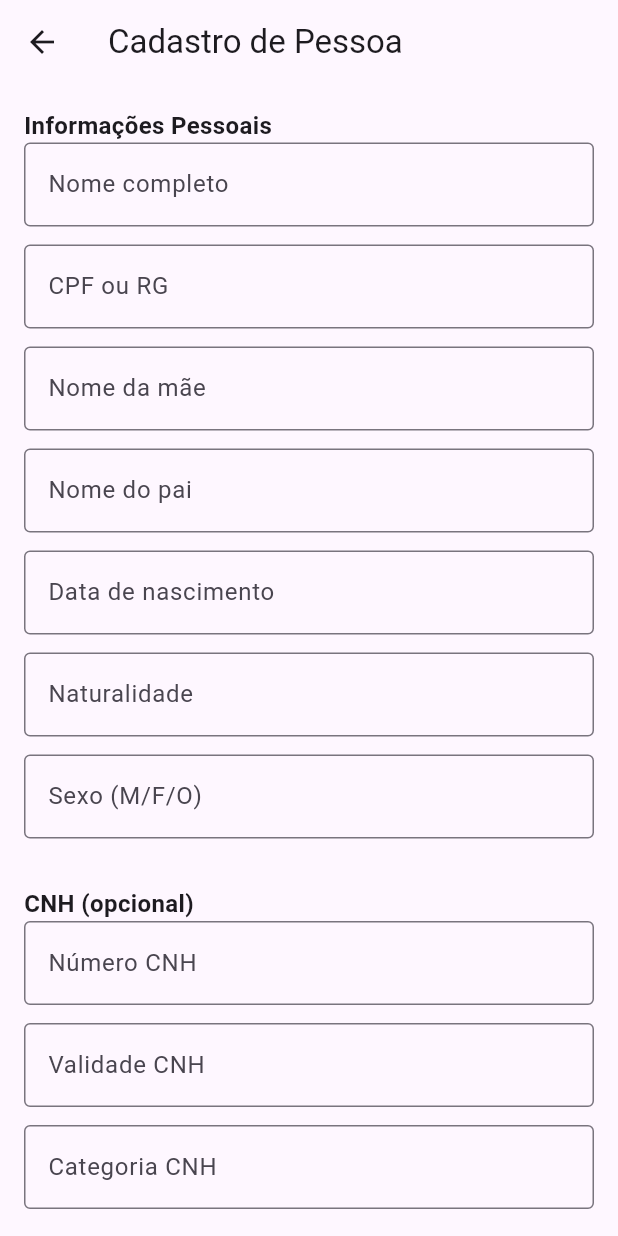
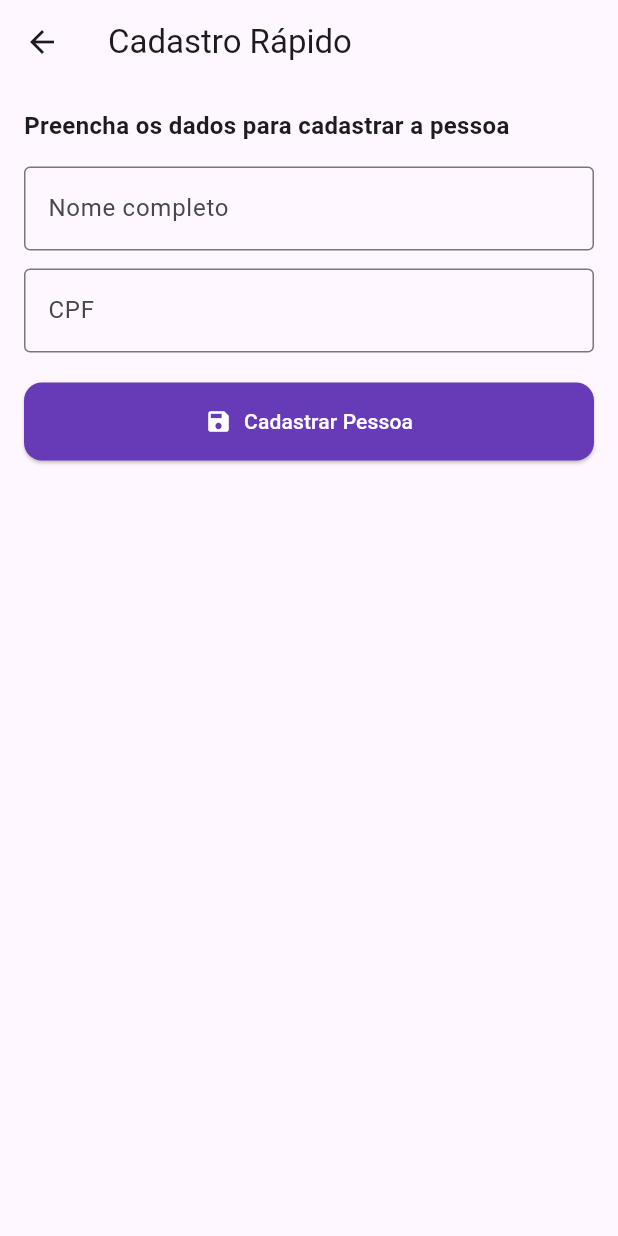
Before and after one commit to tiringa1313/note, a Flutter app: the CadastroPessoaPage screen opened directly with empty values, on a phone screen of 412 x 824 dp. Run offline on Flutter 3.47's test engine with Material 3 defaults, Android fonts, the light colour scheme and no system bars; our stand-ins replace flutter_dotenv, font_awesome_flutter, image_picker, shared_preferences, sqflite, sqflite_common_ffi; missing offline and left inert: aws_dynamodb_api, aws_s3_api, aws_signature_v4, graphview; accounts and stored records are empty.

```diff
--- a/lib/services/face_service.dart
+++ b/lib/services/face_service.dart
@@ -42,6 +42,7 @@ class FaceService {
 
       final request = http.MultipartRequest('POST', uri)
         ..fields['nome'] = pessoa.nome
+        ..fields['cpf'] = pessoa.documentoIdentificacao
         ..files.add(await http.MultipartFile.fromPath(
           'file',
           image.path,
--- a/lib/views/pessoa/cadastro_pessoa_page.dart
+++ b/lib/views/pessoa/cadastro_pessoa_page.dart
@@ -1,10 +1,7 @@
 import 'package:flutter/material.dart';
 import 'package:flutter/services.dart';
-import 'package:mask_text_input_formatter/mask_text_input_formatter.dart';
 import 'package:note_gm/models/pessoa.dart';
 import 'package:uuid/uuid.dart';
-
-import '../../utils/upper_case_text_formatter.dart'; // importa aqui
 
 class CadastroPessoaPage extends StatefulWidget {
   final Function(PessoaModel) onSalvar;
@@ -19,127 +16,74 @@ class _CadastroPessoaPageState extends State<CadastroPessoaPage> {
   final _formKey = GlobalKey<FormState>();
 
   final _nomeController = TextEditingController();
-  final _documentoController = TextEditingController();
-  final _nomeMaeController = TextEditingController();
-  final _nomePaiController = TextEditingController();
-  final _dataNascimentoController = TextEditingController();
-  final _naturalidadeController = TextEditingController();
-  final _sexoController = TextEditingController();
-  final _cnhNumeroController = TextEditingController();
-  final _validadeCnhController = TextEditingController();
-  final _categoriaCnhController = TextEditingController();
-  final _telefonesController = TextEditingController();
-  final _enderecoController = TextEditingController();
-  final _alcunhasController = TextEditingController();
-  final _profissaoController = TextEditingController();
-
-  // Máscaras
-  final _dataMask = MaskTextInputFormatter(mask: '##/##/####');
-  final _validadeCnhMask = MaskTextInputFormatter(mask: '##/##/####');
+  final _cpfController = TextEditingController();
 
   @override
   void dispose() {
     _nomeController.dispose();
-    _documentoController.dispose();
-    _nomeMaeController.dispose();
-    _nomePaiController.dispose();
-    _dataNascimentoController.dispose();
-    _naturalidadeController.dispose();
-    _sexoController.dispose();
-    _cnhNumeroController.dispose();
-    _validadeCnhController.dispose();
-    _categoriaCnhController.dispose();
-    _telefonesController.dispose();
-    _enderecoController.dispose();
-    _alcunhasController.dispose();
-    _profissaoController.dispose();
+    _cpfController.dispose();
     super.dispose();
   }
 
   @override
   Widget build(BuildContext context) {
     return Scaffold(
-      appBar: AppBar(title: const Text('Cadastro de Pessoa')),
+      appBar: AppBar(title: const Text('Cadastro Rápido')),
       body: Padding(
         padding: const EdgeInsets.all(16.0),
         child: Form(
           key: _formKey,
           child: ListView(
             children: [
-              const Text('Informações Pessoais',
-                  style: TextStyle(fontSize: 16, fontWeight: FontWeight.bold)),
-              _buildTextField(_nomeController, 'Nome completo',
-                  obrigatorio: true, upperCase: true),
-              _buildTextField(
-                _documentoController,
-                'CPF ou RG',
-                obrigatorio: true,
+              const Text(
+                'Preencha os dados para cadastrar a pessoa',
+                style: TextStyle(fontSize: 16, fontWeight: FontWeight.bold),
+              ),
+              const SizedBox(height: 16),
+              TextFormField(
+                controller: _nomeController,
+                decoration: const InputDecoration(
+                  labelText: 'Nome completo',
+                  border: OutlineInputBorder(),
+                ),
+                inputFormatters: [UpperCaseTextFormatter()],
+                validator: (value) =>
+                    value == null || value.isEmpty ? 'Campo obrigatório' : null,
+              ),
+              const SizedBox(height: 12),
+              TextFormField(
+                controller: _cpfController,
+                decoration: const InputDecoration(
+                  labelText: 'CPF',
+                  border: OutlineInputBorder(),
+                ),
                 inputFormatters: [
                   FilteringTextInputFormatter.digitsOnly,
                   LengthLimitingTextInputFormatter(11),
                 ],
+                validator: (value) =>
+                    value == null || value.isEmpty ? 'Campo obrigatório' : null,
               ),
-              _buildTextField(_nomeMaeController, 'Nome da mãe',
-                  upperCase: true),
-              _buildTextField(_nomePaiController, 'Nome do pai',
-                  upperCase: true),
-              _buildTextField(_dataNascimentoController, 'Data de nascimento',
-                  inputFormatters: [_dataMask]),
-              _buildTextField(_naturalidadeController, 'Naturalidade',
-                  upperCase: true),
-              _buildTextField(_sexoController, 'Sexo (M/F/O)',
-                  upperCase: true, maxLength: 1),
-              const SizedBox(height: 20),
-              const Text('CNH (opcional)',
-                  style: TextStyle(fontSize: 16, fontWeight: FontWeight.bold)),
-              _buildTextField(_cnhNumeroController, 'Número CNH'),
-              _buildTextField(_validadeCnhController, 'Validade CNH',
-                  inputFormatters: [_validadeCnhMask]),
-              _buildTextField(_categoriaCnhController, 'Categoria CNH',
-                  upperCase: true),
-              const SizedBox(height: 20),
-              _buildTextField(_telefonesController, 'Telefone'),
-              _buildTextField(_enderecoController, 'Endereço', upperCase: true),
-              _buildTextField(_alcunhasController, 'Alcunhas', upperCase: true),
-              _buildTextField(_profissaoController, 'Profissão',
-                  upperCase: true),
               const SizedBox(height: 20),
               SizedBox(
                 width: double.infinity,
                 child: ElevatedButton.icon(
                   style: ElevatedButton.styleFrom(
-                    backgroundColor: Colors.deepPurple, // cor de fundo
-                    foregroundColor: Colors.white, // cor do texto
+                    backgroundColor: Colors.deepPurple,
+                    foregroundColor: Colors.white,
                     padding: const EdgeInsets.symmetric(vertical: 16),
-                    elevation: 2,
-                    textStyle: const TextStyle(
-                      fontSize: 18,
-                      fontWeight: FontWeight.bold,
-                    ),
                     shape: RoundedRectangleBorder(
                       borderRadius: BorderRadius.circular(12),
                     ),
                   ),
-                  icon: const Icon(Icons.save, size: 28),
-                  label: const Text("CADASTRAR INDIVIDUO"),
+                  icon: const Icon(Icons.save),
+                  label: const Text("Cadastrar Pessoa"),
                   onPressed: () {
                     if (_formKey.currentState!.validate()) {
                       final pessoa = PessoaModel(
                         faceId: const Uuid().v4(),
                         nome: _nomeController.text,
-                        documentoIdentificacao: _documentoController.text,
-                        nomeMae: _nomeMaeController.text,
-                        nomePai: _nomePaiController.text,
-                        dataNascimento: _dataNascimentoController.text,
-                        naturalidade: _naturalidadeController.text,
-                        sexo: _sexoController.text,
-                        cnhNumero: _cnhNumeroController.text,
-                        validadeCnh: _validadeCnhController.text,
-                        categoriaCnh: _categoriaCnhController.text,
-                        telefones: _telefonesController.text,
-                        endereco: _enderecoController.text,
-                        alcunhas: _alcunhasController.text,
-                        profissao: _profissaoController.text,
+                        documentoIdentificacao: _cpfController.text,
                         fotoUrl: '',
                       );
 
@@ -155,33 +99,14 @@ class _CadastroPessoaPageState extends State<CadastroPessoaPage> {
       ),
     );
   }
+}
 
-  Widget _buildTextField(
-    TextEditingController controller,
-    String label, {
-    bool obrigatorio = false,
-    bool upperCase = false,
-    int? maxLength,
-    List<TextInputFormatter>? inputFormatters,
-  }) {
-    return Padding(
-      padding: const EdgeInsets.only(bottom: 12.0),
-      child: TextFormField(
-        controller: controller,
-        inputFormatters: [
-          if (upperCase) UpperCaseTextFormatter(),
-          if (inputFormatters != null) ...inputFormatters,
-          if (maxLength != null) LengthLimitingTextInputFormatter(maxLength),
-        ],
-        decoration: InputDecoration(
-          labelText: label,
-          border: const OutlineInputBorder(),
-        ),
-        validator: obrigatorio
-            ? (value) =>
-                (value == null || value.isEmpty) ? 'Campo obrigatório' : null
-            : null,
-      ),
-    );
+class UpperCaseTextFormatter extends TextInputFormatter {
+  @override
+  TextEditingValue formatEditUpdate(
+    TextEditingValue oldValue,
+    TextEditingValue newValue,
+  ) {
+    return newValue.copyWith(text: newValue.text.toUpperCase());
   }
 }
```
Also changed, not shown: lib/models/pessoa.dart (+26 -17 lines), lib/views/pessoa/DetalhesPessoaPage.dart (added, +174 -0 lines), lib/views/pessoa/FaceRecognitionPage.dart (+54 -17 lines), lib/views/pessoa/grafo_relacionamentos_widget.dart (added, +58 -0 lines), lib/views/pessoa/possiveis_correspondencias_view.dart (+9 -27 lines).
